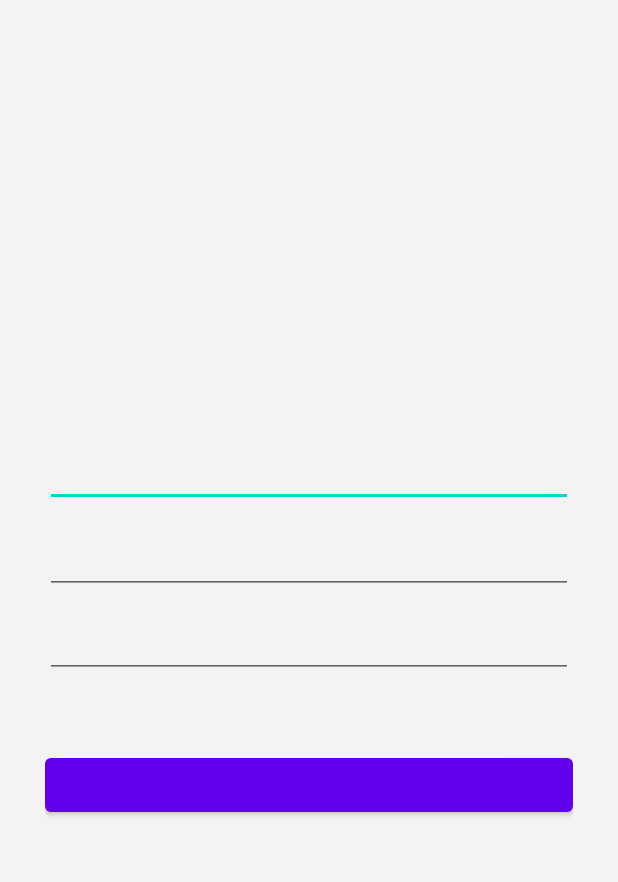
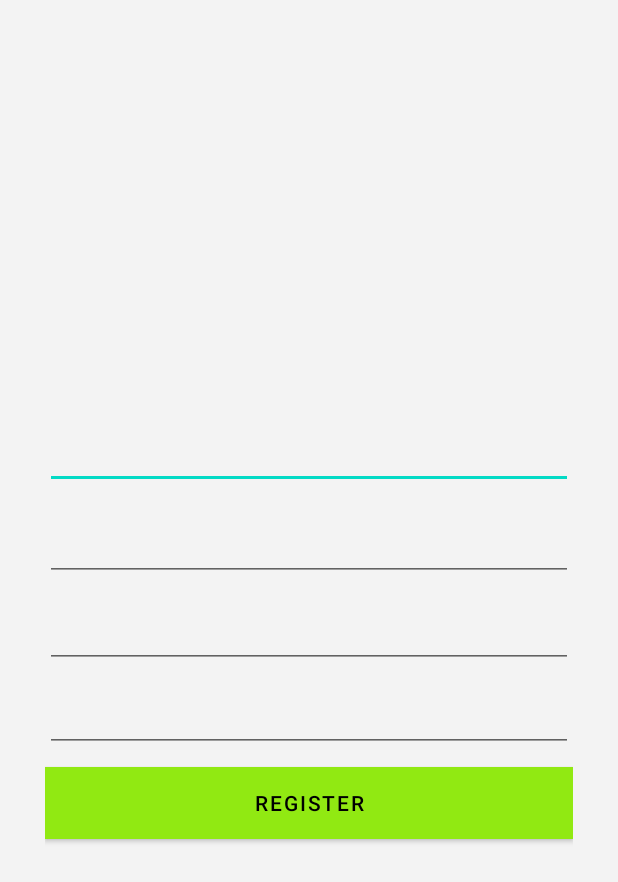
Before and after one commit to THEdie17/AMR, an Android app: the layout activity_register.xml on its own in the app's theme, with its tools: preview values and no code run, on a phone screen of 412 x 824 dp. Shown: the top 882 px of the screen. Run offline under Robolectric (Android 15) with nearby library versions, the light colour scheme and no system bars.

Commit message:
color, register design

```diff
--- a/app/src/main/java/com/example/activemovereminder/Register.kt
+++ b/app/src/main/java/com/example/activemovereminder/Register.kt
@@ -1,8 +1,6 @@
 package com.example.activemovereminder
 
-import android.content.Intent
 import android.graphics.Typeface
-import android.media.SoundPool
 import androidx.appcompat.app.AppCompatActivity
 import android.os.Bundle
 import android.util.Patterns
@@ -10,7 +8,6 @@ import android.widget.Button
 import android.widget.EditText
 import android.widget.TextView
 import android.widget.Toast
-import com.google.firebase.FirebaseApp
 import com.google.firebase.auth.FirebaseAuth
 import com.google.firebase.auth.FirebaseUser
 import com.google.firebase.database.DatabaseReference
@@ -29,11 +26,11 @@ class Register : AppCompatActivity() {
         super.onCreate(savedInstanceState)
 
         setContentView(R.layout.activity_register)
-        emailEt = findViewById(R.id.emailEt)
-        passEt = findViewById(R.id.passEt)
-        nameEt = findViewById(R.id.nameEt)
+        emailEt = findViewById(R.id.nameEt)
+        passEt = findViewById(R.id.emailEt)
+        nameEt = findViewById(R.id.passwdEt)
         dateTxt = findViewById(R.id.dateTxt)
-        register = findViewById(R.id.register)
+        register = findViewById(R.id.registButton)
         auth = FirebaseAuth.getInstance()
 
 
--- a/app/src/main/res/layout/activity_register.xml
+++ b/app/src/main/res/layout/activity_register.xml
@@ -15,49 +15,52 @@
         android:padding="30dp">
 
         <!-- ENTREM EL MAIL -->
+        <!-- forcem que la entrada sigui un correu electronic -->
+
+        <!-- ENTREM EL PASSWORD -->
         <EditText
-            android:id="@+id/emailEt"
+            android:id="@+id/nameEt"
             android:layout_width="match_parent"
             android:layout_height="61dp"
             android:hint="@string/emailEt"
             android:inputType="textEmailAddress" />
-        <!-- forcem que la entrada sigui un correu electronic -->
 
-        <!-- ENTREM EL PASSWORD -->
         <EditText
-            android:id="@+id/passEt"
+            android:id="@+id/apellidosEt"
             android:layout_width="match_parent"
-            android:layout_height="58dp"
-            android:hint="@string/passEt"
-            android:inputType="textPassword" />
+            android:layout_height="61dp"
+            android:hint="@string/emailEt"
+            android:inputType="textEmailAddress" />
+
         <!-- forcem que la entrada sigui un password -->
 
 
         <!-- ENTREM EL NOM DEL JUGADOR -->
         <EditText
-            android:id="@+id/nameEt"
+            android:id="@+id/emailEt"
+            android:layout_width="match_parent"
+            android:layout_height="58dp"
+            android:hint="@string/passEt"
+            android:inputType="textPassword" />
+
+        <EditText
+            android:id="@+id/passwdEt"
             android:layout_width="match_parent"
             android:layout_height="56dp"
             android:hint="@string/nameEt" />
 
         <!-- DATA ACTUAL -->
-        <TextView
-            android:id="@+id/dateTxt"
-            android:layout_width="match_parent"
-            android:layout_height="wrap_content"
-            android:gravity="center"
-            android:hint="@string/dateTxt"
-            android:textSize="20sp"
-            android:layout_marginTop="10dp"
-            />
 
         <!-- BOTO DE ENTRAR -->
         <Button
-            android:id="@+id/register"
+            android:id="@+id/registButton"
             android:layout_width="match_parent"
             android:layout_height="wrap_content"
-            android:text="@string/register"
             android:layout_marginTop="10dp"
-            />
+            android:background="#91E912"
+            android:backgroundTint="#91E912"
+            android:text="register"
+            android:textColor="#000000"
+            tools:textStyle="bold" />
     </LinearLayout>
 </RelativeLayout>
--- a/app/src/main/res/values/colors.xml
+++ b/app/src/main/res/values/colors.xml
@@ -1,7 +1,7 @@
 <?xml version="1.0" encoding="utf-8"?>
 <resources>
     <color name="purple_200">#FFBB86FC</color>
-    <color name="purple_500">#FF6200EE</color>
+    <color name="green_500">#91E912</color>
     <color name="purple_700">#FF3700B3</color>
     <color name="teal_200">#FF03DAC5</color>
     <color name="teal_700">#FF018786</color>
--- a/app/src/main/res/values/themes.xml
+++ b/app/src/main/res/values/themes.xml
@@ -2,7 +2,7 @@
     <!-- Base application theme. -->
     <style name="Theme.ActiveMoveReminder" parent="Theme.MaterialComponents.DayNight.DarkActionBar">
         <!-- Primary brand color. -->
-        <item name="colorPrimary">@color/purple_500</item>
+        <item name="colorPrimary">@color/green_500</item>
         <item name="colorPrimaryVariant">@color/purple_700</item>
         <item name="colorOnPrimary">@color/white</item>
         <!-- Secondary brand color. -->
```
